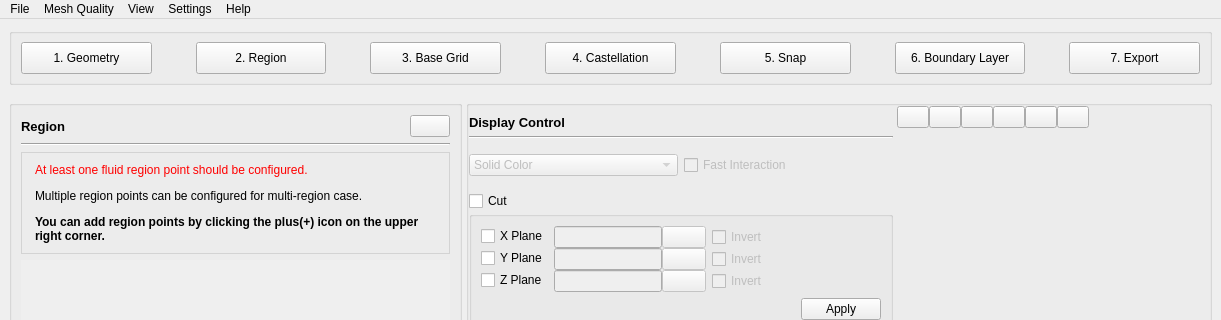
nextfoam/baram, file baramSnappy/view/main_window/main_window.ui: the form before one commit; both pictures show x 0 to 1221 and y 0 to 320 of the 1221 by 891 pixel window.
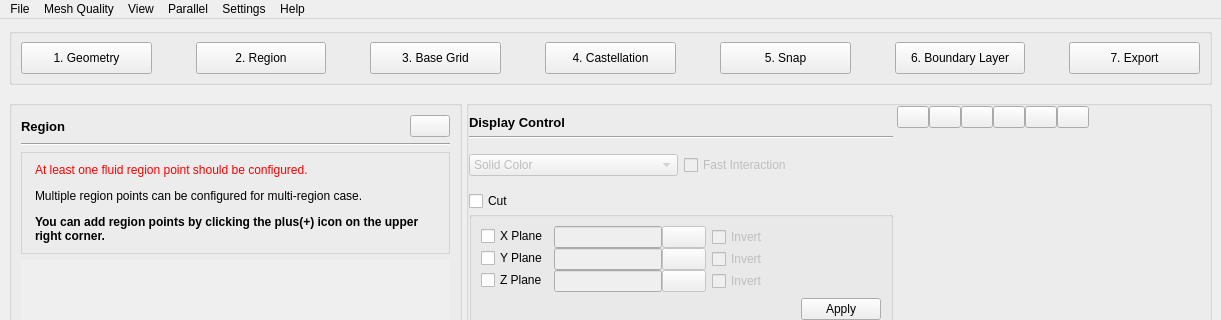
The form after the commit. Icons and pictures are not drawn. Custom widgets are drawn as their Qt base class.

The edit to the form file:
```diff
--- a/baramSnappy/view/main_window/main_window.ui
+++ b/baramSnappy/view/main_window/main_window.ui
@@ -2957,9 +2957,16 @@
      <string>View</string>
     </property>
    </widget>
+   <widget class="QMenu" name="menuParallel">
+    <property name="title">
+     <string>Parallel</string>
+    </property>
+    <addaction name="actionParallelEnvironment"/>
+   </widget>
    <addaction name="menuFile"/>
    <addaction name="menuMesh_Quality"/>
    <addaction name="menuView"/>
+   <addaction name="menuParallel"/>
    <addaction name="menuSettings"/>
    <addaction name="menuHelp"/>
   </widget>
```
Left out of the diff: 11 changed lines with no effect on the pictures.
